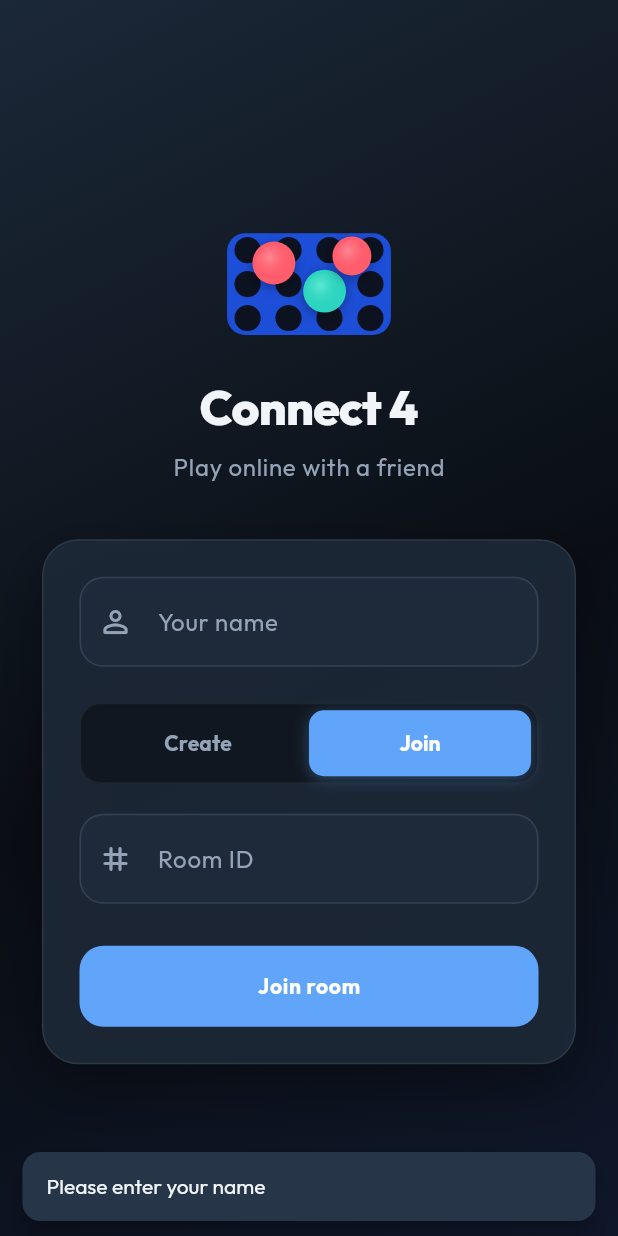
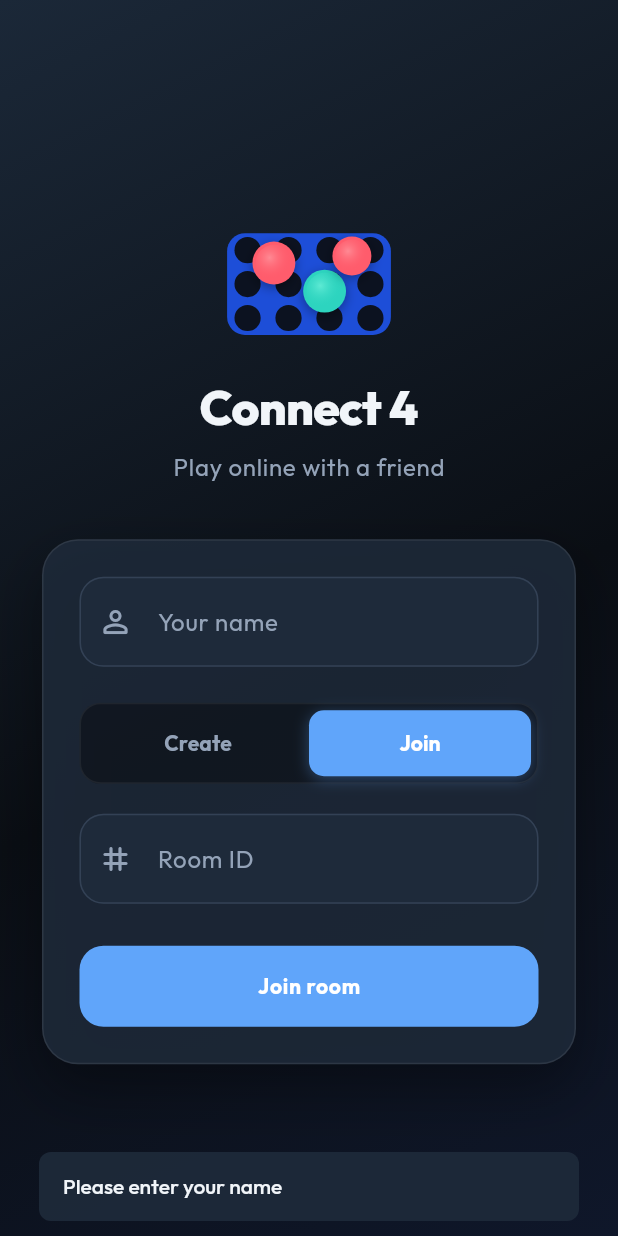
Before and after one commit to zweldev/join_4, a Flutter app: the screen it shows after launch, after a tap on "Join", after a tap on "Join room", on a phone screen of 412 x 824 dp. Run offline on Flutter 3.47's test engine with Material 3 defaults, Android fonts, the phone set to English and light mode, and no system bars; our stand-ins replace equatable, flutter_bloc, google_fonts; network calls fail.

Commit message:
[fix] toast ui fix

```diff
--- a/lib/theme/app_theme.dart
+++ b/lib/theme/app_theme.dart
@@ -25,10 +25,7 @@ abstract final class AppColors {
 abstract final class AppTheme {
   static ThemeData get dark {
     final base = ThemeData.dark(useMaterial3: true);
-    final textTheme = GoogleFonts.outfitTextTheme(base.textTheme).apply(
-      bodyColor: AppColors.textPrimary,
-      displayColor: AppColors.textPrimary,
-    );
+    final textTheme = GoogleFonts.outfitTextTheme(base.textTheme).apply(bodyColor: AppColors.textPrimary, displayColor: AppColors.textPrimary);
 
     return base.copyWith(
       scaffoldBackgroundColor: AppColors.backgroundBottom,
@@ -45,10 +42,7 @@ abstract final class AppTheme {
         backgroundColor: Colors.transparent,
         elevation: 0,
         centerTitle: true,
-        titleTextStyle: textTheme.titleLarge?.copyWith(
-          fontWeight: FontWeight.w700,
-          letterSpacing: 0.5,
-        ),
+        titleTextStyle: textTheme.titleLarge?.copyWith(fontWeight: FontWeight.w700, letterSpacing: 0.5),
         iconTheme: const IconThemeData(color: AppColors.textPrimary),
       ),
       inputDecorationTheme: InputDecorationTheme(
@@ -57,10 +51,7 @@ abstract final class AppTheme {
         labelStyle: const TextStyle(color: AppColors.textSecondary),
         hintStyle: const TextStyle(color: AppColors.textSecondary),
         prefixIconColor: AppColors.textSecondary,
-        border: OutlineInputBorder(
-          borderRadius: BorderRadius.circular(16),
-          borderSide: BorderSide.none,
-        ),
+        border: OutlineInputBorder(borderRadius: BorderRadius.circular(16), borderSide: BorderSide.none),
         enabledBorder: OutlineInputBorder(
           borderRadius: BorderRadius.circular(16),
           borderSide: const BorderSide(color: Color(0xFF334155), width: 1),
@@ -77,33 +68,23 @@ abstract final class AppTheme {
           foregroundColor: Colors.white,
           elevation: 0,
           padding: const EdgeInsets.symmetric(horizontal: 32, vertical: 18),
-          shape: RoundedRectangleBorder(
-            borderRadius: BorderRadius.circular(16),
-          ),
-          textStyle: textTheme.titleMedium?.copyWith(
-            fontWeight: FontWeight.w700,
-            letterSpacing: 0.5,
-          ),
+          shape: RoundedRectangleBorder(borderRadius: BorderRadius.circular(16)),
+          textStyle: textTheme.titleMedium?.copyWith(fontWeight: FontWeight.w700, letterSpacing: 0.5),
         ),
       ),
       snackBarTheme: SnackBarThemeData(
-        backgroundColor: AppColors.surfaceElevated,
-        contentTextStyle: textTheme.bodyMedium?.copyWith(
-          color: AppColors.textPrimary,
-        ),
+        backgroundColor: AppColors.surface.withValues(alpha: 0.9),
+        contentTextStyle: textTheme.bodySmall?.copyWith(color: AppColors.textPrimary, fontWeight: FontWeight.w500),
         behavior: SnackBarBehavior.floating,
-        shape: RoundedRectangleBorder(borderRadius: BorderRadius.circular(12)),
+        elevation: 0,
+        shape: RoundedRectangleBorder(borderRadius: BorderRadius.circular(8)),
+        width: 360,
       ),
       dialogTheme: DialogThemeData(
         backgroundColor: AppColors.surface,
         shape: RoundedRectangleBorder(borderRadius: BorderRadius.circular(20)),
-        titleTextStyle: textTheme.titleLarge?.copyWith(
-          fontWeight: FontWeight.w700,
-          color: AppColors.textPrimary,
-        ),
-        contentTextStyle: textTheme.bodyMedium?.copyWith(
-          color: AppColors.textSecondary,
-        ),
+        titleTextStyle: textTheme.titleLarge?.copyWith(fontWeight: FontWeight.w700, color: AppColors.textPrimary),
+        contentTextStyle: textTheme.bodyMedium?.copyWith(color: AppColors.textSecondary),
       ),
     );
   }
@@ -119,16 +100,7 @@ class AppGradientBackground extends StatelessWidget {
   Widget build(BuildContext context) {
     return DecoratedBox(
       decoration: const BoxDecoration(
-        gradient: LinearGradient(
-          begin: Alignment.topLeft,
-          end: Alignment.bottomRight,
-          colors: [
-            AppColors.backgroundTop,
-            AppColors.backgroundBottom,
-            Color(0xFF0F172A),
-          ],
-          stops: [0.0, 0.55, 1.0],
-        ),
+        gradient: LinearGradient(begin: Alignment.topLeft, end: Alignment.bottomRight, colors: [AppColors.backgroundTop, AppColors.backgroundBottom, Color(0xFF0F172A)], stops: [0.0, 0.55, 1.0]),
       ),
       child: child,
     );
@@ -137,11 +109,7 @@ class AppGradientBackground extends StatelessWidget {
 
 /// Frosted card container for forms and panels.
 class AppCard extends StatelessWidget {
-  const AppCard({
-    super.key,
-    required this.child,
-    this.padding = const EdgeInsets.all(24),
-  });
+  const AppCard({super.key, required this.child, this.padding = const EdgeInsets.all(24)});
 
   final Widget child;
   final EdgeInsetsGeometry padding;
@@ -153,16 +121,8 @@ class AppCard extends StatelessWidget {
       decoration: BoxDecoration(
         color: AppColors.surface.withValues(alpha: 0.85),
         borderRadius: BorderRadius.circular(24),
-        border: Border.all(
-          color: Colors.white.withValues(alpha: 0.08),
-        ),
-        boxShadow: [
-          BoxShadow(
-            color: Colors.black.withValues(alpha: 0.35),
-            blurRadius: 32,
-            offset: const Offset(0, 16),
-          ),
-        ],
+        border: Border.all(color: Colors.white.withValues(alpha: 0.08)),
+        boxShadow: [BoxShadow(color: Colors.black.withValues(alpha: 0.35), blurRadius: 32, offset: const Offset(0, 16))],
       ),
       child: child,
     );
```
